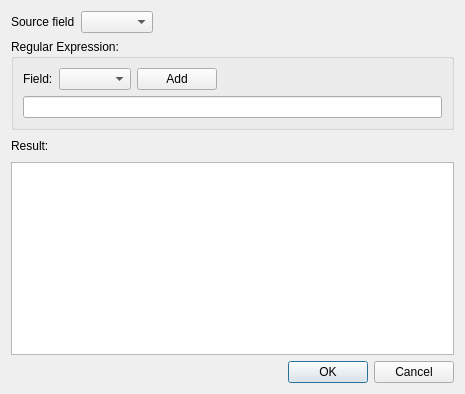
The window that src/regexwizzard/regexwizzard.ui (obiwankennedy/audioPlayer) describes before a commit, drawn with Qt 5.
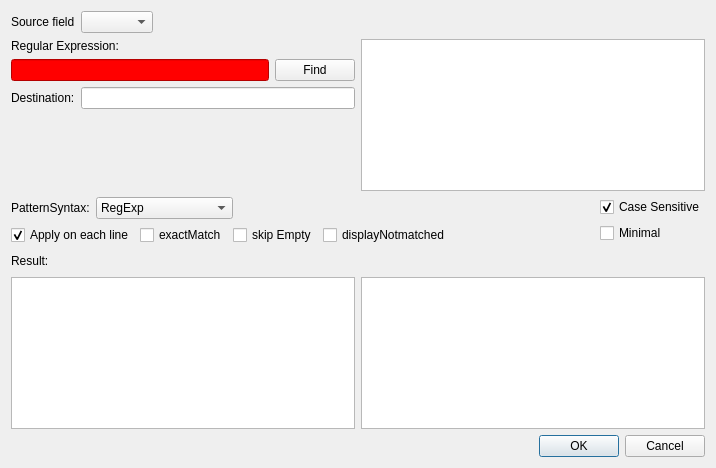
The same window after the commit.

Commit message: -change the dialog. prepare the feature.

Diff of the .ui file:
```diff
--- a/src/regexwizzard/regexwizzard.ui
+++ b/src/regexwizzard/regexwizzard.ui
@@ -6,14 +6,14 @@
    <rect>
     <x>0</x>
     <y>0</y>
-    <width>465</width>
-    <height>394</height>
+    <width>716</width>
+    <height>468</height>
    </rect>
   </property>
   <property name="windowTitle">
    <string>Dialog</string>
   </property>
-  <layout class="QVBoxLayout" name="verticalLayout_2">
+  <layout class="QVBoxLayout" name="verticalLayout_5">
    <item>
     <layout class="QHBoxLayout" name="horizontalLayout">
      <item>
@@ -42,38 +42,127 @@
     </layout>
    </item>
    <item>
-    <widget class="QGroupBox" name="regularGroup">
-     <property name="title">
-      <string>Regular Expression:</string>
-     </property>
+    <layout class="QHBoxLayout" name="horizontalLayout_5">
+     <item>
+      <layout class="QVBoxLayout" name="verticalLayout_4">
+       <item>
      <layout class="QVBoxLayout" name="verticalLayout">
       <item>
-       <layout class="QHBoxLayout" name="horizontalLayout_2">
-        <item>
          <widget class="QLabel" name="label_2">
           <property name="text">
-           <string>Field:</string>
+            <string>Regular Expression:</string>
           </property>
          </widget>
         </item>
         <item>
-         <widget class="QComboBox" name="FieldsSelector"/>
+          <layout class="QHBoxLayout" name="horizontalLayout_4">
+           <item>
+            <widget class="QLineEdit" name="m_regexpEdit">
+             <property name="styleSheet">
+              <string notr="true">background: #ff0000;</string>
+             </property>
+            </widget>
         </item>
         <item>
-         <widget class="QPushButton" name="addButton">
+            <widget class="QPushButton" name="findbutton">
           <property name="text">
-           <string>Add</string>
+              <string>Find</string>
           </property>
          </widget>
         </item>
+          </layout>
+         </item>
         <item>
-         <spacer name="horizontalSpacer_2">
+          <layout class="QHBoxLayout" name="horizontalLayout_6">
+           <item>
+            <widget class="QLabel" name="label_4">
+             <property name="text">
+              <string>Destination:</string>
+             </property>
+            </widget>
+           </item>
+           <item>
+            <widget class="QLineEdit" name="m_dstEdit"/>
+           </item>
+          </layout>
+         </item>
+        </layout>
+       </item>
+       <item>
+        <spacer name="verticalSpacer">
           <property name="orientation">
+          <enum>Qt::Vertical</enum>
+         </property>
+         <property name="sizeHint" stdset="0">
+          <size>
+           <width>20</width>
+           <height>40</height>
+          </size>
+         </property>
+        </spacer>
+       </item>
+      </layout>
+     </item>
+     <item>
+      <widget class="QListView" name="m_matchToField"/>
+     </item>
+    </layout>
+   </item>
+   <item>
+    <layout class="QHBoxLayout" name="horizontalLayout_2">
+     <item>
+      <layout class="QVBoxLayout" name="verticalLayout_2">
+       <item>
+        <layout class="QHBoxLayout" name="horizontalLayout_7">
+         <item>
+          <widget class="QLabel" name="label_5">
+           <property name="text">
+            <string>PatternSyntax:</string>
+           </property>
+          </widget>
+         </item>
+         <item>
+          <widget class="QComboBox" name="m_patternSyntax">
+           <item>
+            <property name="text">
+             <string>RegExp</string>
+            </property>
+           </item>
+           <item>
+            <property name="text">
+             <string>Wildcard</string>
+            </property>
+           </item>
+           <item>
+            <property name="text">
+             <string>FixedString</string>
+            </property>
+           </item>
+           <item>
+            <property name="text">
+             <string>RegExp2</string>
+            </property>
+           </item>
+           <item>
+            <property name="text">
+             <string>WildcardUnix</string>
+            </property>
+           </item>
+           <item>
+            <property name="text">
+             <string>W3CXmlSchema11</string>
+            </property>
+           </item>
+          </widget>
+         </item>
+         <item>
+          <spacer name="horizontalSpacer_4">
+           <property name="orientation">
            <enum>Qt::Horizontal</enum>
           </property>
           <property name="sizeHint" stdset="0">
            <size>
-            <width>128</width>
+             <width>58</width>
             <height>20</height>
            </size>
           </property>
@@ -82,14 +171,77 @@
        </layout>
       </item>
       <item>
-       <widget class="QLineEdit" name="regexEdit">
-        <property name="locale">
-         <locale language="English" country="UnitedKingdom"/>
-        </property>
-       </widget>
-      </item>
-     </layout>
-    </widget>
+        <layout class="QHBoxLayout" name="horizontalLayout_8">
+         <item>
+          <widget class="QCheckBox" name="m_eachline">
+           <property name="text">
+            <string>Apply on each line</string>
+           </property>
+           <property name="checked">
+            <bool>true</bool>
+           </property>
+          </widget>
+         </item>
+         <item>
+          <widget class="QCheckBox" name="m_exactMatch">
+           <property name="text">
+            <string>exactMatch</string>
+           </property>
+          </widget>
+         </item>
+         <item>
+          <widget class="QCheckBox" name="m_skipEmpty">
+           <property name="text">
+            <string>skip Empty</string>
+           </property>
+          </widget>
+         </item>
+         <item>
+          <widget class="QCheckBox" name="m_displayNotMatched">
+           <property name="text">
+            <string>displayNotmatched</string>
+           </property>
+          </widget>
+         </item>
+         <item>
+          <spacer name="horizontalSpacer_5">
+           <property name="orientation">
+            <enum>Qt::Horizontal</enum>
+           </property>
+           <property name="sizeHint" stdset="0">
+            <size>
+             <width>98</width>
+             <height>20</height>
+            </size>
+           </property>
+          </spacer>
+         </item>
+        </layout>
+       </item>
+      </layout>
+     </item>
+     <item>
+      <layout class="QVBoxLayout" name="verticalLayout_3">
+       <item>
+        <widget class="QCheckBox" name="m_caseSensitive">
+         <property name="text">
+          <string>Case Sensitive</string>
+         </property>
+         <property name="checked">
+          <bool>true</bool>
+         </property>
+        </widget>
+       </item>
+       <item>
+        <widget class="QCheckBox" name="m_minimal">
+         <property name="text">
+          <string>Minimal</string>
+         </property>
+        </widget>
+       </item>
+      </layout>
+     </item>
+    </layout>
    </item>
    <item>
     <layout class="QHBoxLayout" name="horizontalLayout_3">
@@ -116,7 +268,18 @@
     </layout>
    </item>
    <item>
-    <widget class="QTextEdit" name="resultEdit"/>
+    <layout class="QHBoxLayout" name="horizontalLayout_9">
+     <item>
+      <widget class="QPlainTextEdit" name="after">
+       <property name="readOnly">
+        <bool>true</bool>
+       </property>
+      </widget>
+     </item>
+     <item>
+      <widget class="QListView" name="m_resultView"/>
+     </item>
+    </layout>
    </item>
    <item>
     <widget class="QDialogButtonBox" name="buttonBox">
```
Left out of the diff: 2 changed lines with no effect on the pictures. Lines whose indentation alone changed are shown as unchanged. The commit also changes 2 other files.
